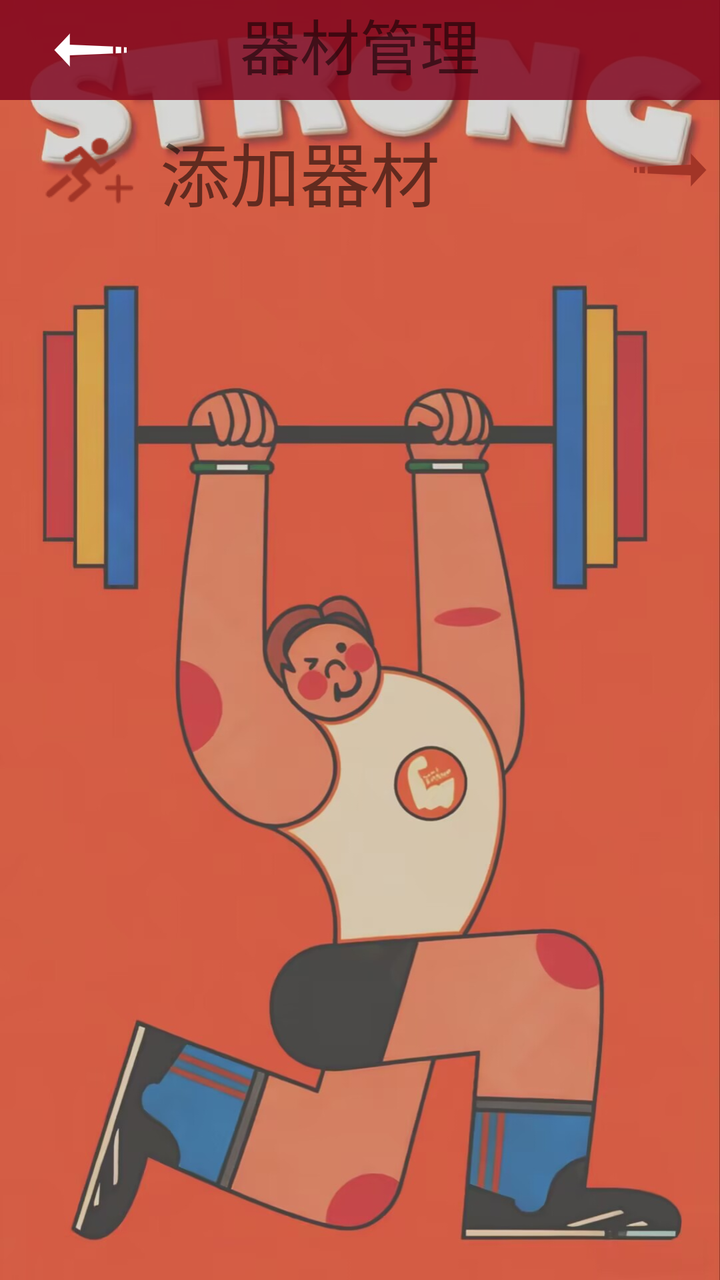
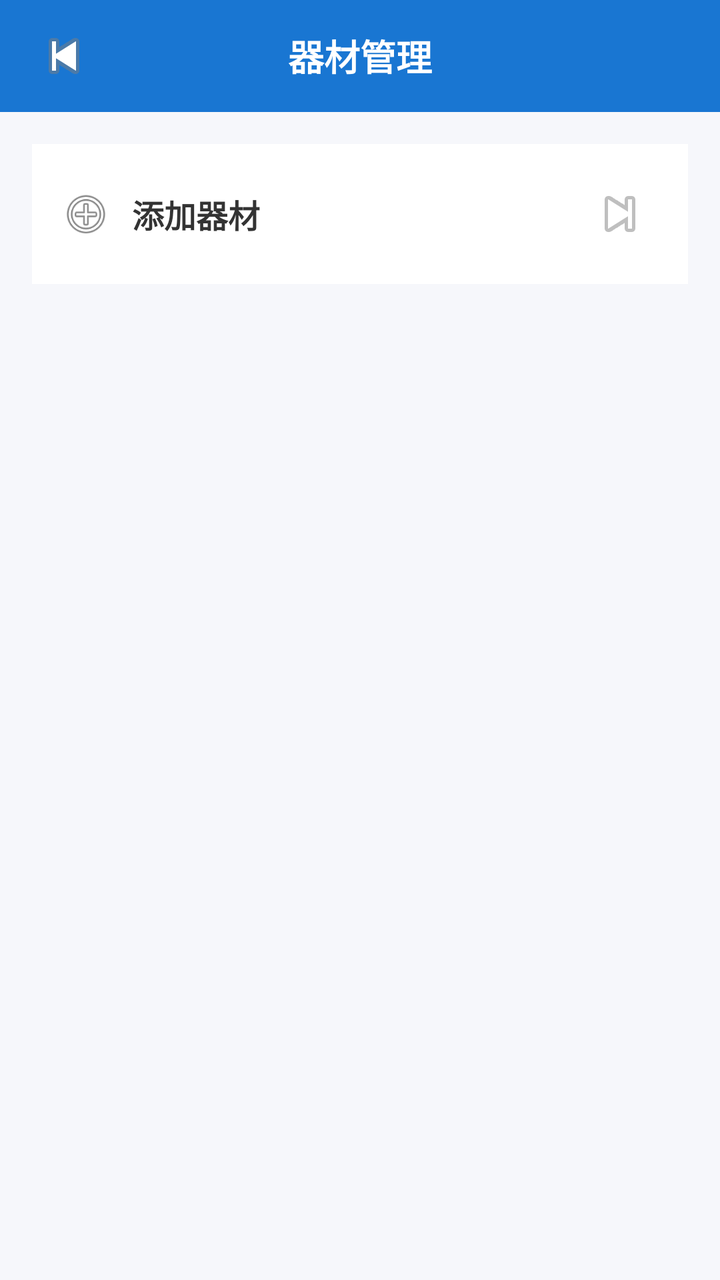

Two renders of the same Android screen: before a commit and after it. Below are the layout's source before the change and the commit's diff.
<!-- AndroidManifest.xml: application theme AppTheme -->
<!-- res/layout/activity_admin_manager_sports.xml -->
<?xml version="1.0" encoding="utf-8"?>
<LinearLayout xmlns:android="http://schemas.android.com/apk/res/android"
    xmlns:app="http://schemas.android.com/apk/res-auto"
    xmlns:tools="http://schemas.android.com/tools"
    android:layout_width="match_parent"
    android:layout_height="match_parent"
    android:background="@drawable/i4"
    android:orientation="vertical"
    tools:context="com.example.administrator.sportmanager.admin.houtai_admin.admin_manager_sports">

    <RelativeLayout
        android:layout_width="match_parent"
        android:layout_height="50dp"
        android:background="#D77F041D"
        android:gravity="center">

        <TextView
            android:layout_width="match_parent"
            android:layout_height="wrap_content"
            android:layout_marginTop="0dp"
            android:gravity="center_horizontal"
            android:text="器材管理"
            android:textSize="30sp" />

        <ImageButton
            android:id="@+id/mansport_back"
            android:layout_width="50dp"
            android:layout_height="50dp"
            android:layout_alignParentStart="true"
            android:layout_alignParentLeft="true"
            android:layout_centerVertical="true"
            android:layout_marginLeft="20dp"
            android:background="@color/transparent"
            app:srcCompat="@mipmap/left_arrow" />

    </RelativeLayout>

    <RelativeLayout
        android:layout_marginTop="0dp"
        android:layout_marginLeft="20dp"
        android:layout_width="match_parent"
        android:layout_height="70dp"
        android:layout_gravity="center_vertical"
        android:gravity="center"
        android:orientation="horizontal">

        <ImageView
            android:id="@+id/add"
            android:layout_width="50dp"
            android:layout_height="50dp"
            android:layout_alignParentLeft="true"
            android:background="@color/transparent"
            android:src="@mipmap/add" />

        <TextView
            android:layout_width="wrap_content"
            android:layout_height="wrap_content"
            android:layout_alignBottom="@+id/add"
            android:layout_marginLeft="10dp"
            android:layout_toEndOf="@+id/add"
            android:layout_toRightOf="@+id/add"
            android:gravity="center_vertical"
            android:text="添加器材"
            android:textSize="35sp" />

        <ImageButton
            android:id="@+id/ad_add"
            android:layout_width="50dp"
            android:layout_height="50dp"
            android:layout_alignParentRight="true"
            android:layout_gravity="right"
            android:background="@color/transparent"
            android:src="@mipmap/right_arrow" />

    </RelativeLayout>

</LinearLayout>
<!-- resources referenced by this layout -->
<resources>
  <color name="transparent">#00000000</color>
  <!-- drawable i4: jpg bitmap (drawable, 135880 bytes) -->
  <!-- mipmap add: png bitmap (mipmap-xxhdpi, 2099 bytes) -->
  <!-- mipmap left_arrow: png bitmap (mipmap-xxhdpi, 874 bytes) -->
  <!-- mipmap right_arrow: png bitmap (mipmap-xxhdpi, 1326 bytes) -->
  <style name="AppTheme" parent="Theme.MaterialComponents.Light.NoActionBar">
          <item name="colorPrimary">#81041D</item>
          <item name="colorPrimaryVariant">#80041D</item>
          <item name="colorSecondary">#81041D</item>
      </style>
</resources>

<!-- the commit's change to res/layout/activity_admin_manager_sports.xml (unified diff, before → after) -->
@@ -1,77 +1,72 @@
 <?xml version="1.0" encoding="utf-8"?>
 <LinearLayout xmlns:android="http://schemas.android.com/apk/res/android"
-    xmlns:app="http://schemas.android.com/apk/res-auto"
-    xmlns:tools="http://schemas.android.com/tools"
     android:layout_width="match_parent"
     android:layout_height="match_parent"
-    android:background="@drawable/i4"
-    android:orientation="vertical"
-    tools:context="com.example.administrator.sportmanager.admin.houtai_admin.admin_manager_sports">
+    android:background="#F6F7FB"
+    android:orientation="vertical">
 
     <RelativeLayout
         android:layout_width="match_parent"
-        android:layout_height="50dp"
-        android:background="#D77F041D"
-        android:gravity="center">
-
-        <TextView
-            android:layout_width="match_parent"
-            android:layout_height="wrap_content"
-            android:layout_marginTop="0dp"
-            android:gravity="center_horizontal"
-            android:text="器材管理"
-            android:textSize="30sp" />
-
-        <ImageButton
-            android:id="@+id/mansport_back"
-            android:layout_width="50dp"
-            android:layout_height="50dp"
-            android:layout_alignParentStart="true"
-            android:layout_alignParentLeft="true"
-            android:layout_centerVertical="true"
-            android:layout_marginLeft="20dp"
-            android:background="@color/transparent"
-            app:srcCompat="@mipmap/left_arrow" />
-
-    </RelativeLayout>
-
-    <RelativeLayout
-        android:layout_marginTop="0dp"
-        android:layout_marginLeft="20dp"
-        android:layout_width="match_parent"
-        android:layout_height="70dp"
-        android:layout_gravity="center_vertical"
-        android:gravity="center"
-        android:orientation="horizontal">
-
-        <ImageView
-            android:id="@+id/add"
-            android:layout_width="50dp"
-            android:layout_height="50dp"
-            android:layout_alignParentLeft="true"
-            android:background="@color/transparent"
-            android:src="@mipmap/add" />
+        android:layout_height="56dp"
+        android:background="#1976D2"
+        android:paddingStart="12dp"
+        android:paddingEnd="12dp">
 
         <TextView
             android:layout_width="wrap_content"
             android:layout_height="wrap_content"
-            android:layout_alignBottom="@+id/add"
-            android:layout_marginLeft="10dp"
-            android:layout_toEndOf="@+id/add"
-            android:layout_toRightOf="@+id/add"
-            android:gravity="center_vertical"
-            android:text="添加器材"
-            android:textSize="35sp" />
+            android:layout_centerInParent="true"
+            android:text="器材管理"
+            android:textColor="@android:color/white"
+            android:textSize="18sp"
+            android:textStyle="bold" />
 
         <ImageButton
-            android:id="@+id/ad_add"
-            android:layout_width="50dp"
-            android:layout_height="50dp"
-            android:layout_alignParentRight="true"
-            android:layout_gravity="right"
-            android:background="@color/transparent"
-            android:src="@mipmap/right_arrow" />
-
+            android:id="@+id/mansport_back"
+            android:layout_width="40dp"
+            android:layout_height="40dp"
+            android:layout_alignParentStart="true"
+            android:layout_centerVertical="true"
+            android:background="@android:color/transparent"
+            android:src="@android:drawable/ic_media_previous" />
     </RelativeLayout>
 
+    <LinearLayout
+        android:layout_width="match_parent"
+        android:layout_height="wrap_content"
+        android:padding="16dp"
+        android:orientation="vertical">
+
+        <LinearLayout
+            android:layout_width="match_parent"
+            android:layout_height="70dp"
+            android:background="@android:color/white"
+            android:gravity="center_vertical"
+            android:padding="14dp"
+            android:orientation="horizontal">
+
+            <ImageView
+                android:layout_width="26dp"
+                android:layout_height="26dp"
+                android:src="@android:drawable/ic_menu_add" />
+
+            <TextView
+                android:layout_width="0dp"
+                android:layout_height="wrap_content"
+                android:layout_weight="1"
+                android:layout_marginStart="10dp"
+                android:text="添加器材"
+                android:textSize="16sp"
+                android:textStyle="bold"
+                android:textColor="#333333" />
+
+            <ImageButton
+                android:id="@+id/ad_add"
+                android:layout_width="40dp"
+                android:layout_height="40dp"
+                android:background="@android:color/transparent"
+                android:src="@android:drawable/ic_media_next" />
+        </LinearLayout>
+
+    </LinearLayout>
 </LinearLayout>
<!-- resource entries referenced after the edit -->
@@ -1,10 +1,5 @@
 <!-- resources referenced by this layout -->
 <resources>
-  <color name="transparent">#00000000</color>
-  <!-- drawable i4: jpg bitmap (drawable, 135880 bytes) -->
-  <!-- mipmap add: png bitmap (mipmap-xxhdpi, 2099 bytes) -->
-  <!-- mipmap left_arrow: png bitmap (mipmap-xxhdpi, 874 bytes) -->
-  <!-- mipmap right_arrow: png bitmap (mipmap-xxhdpi, 1326 bytes) -->
   <style name="AppTheme" parent="Theme.MaterialComponents.Light.NoActionBar">
           <item name="colorPrimary">#81041D</item>
           <item name="colorPrimaryVariant">#80041D</item>
